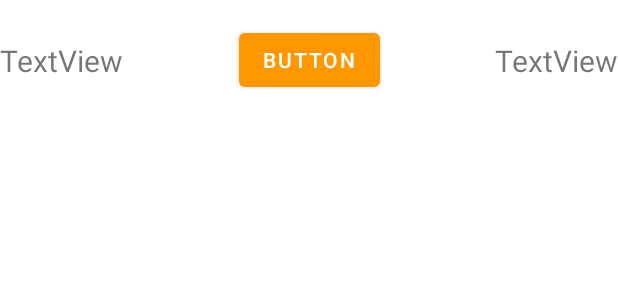
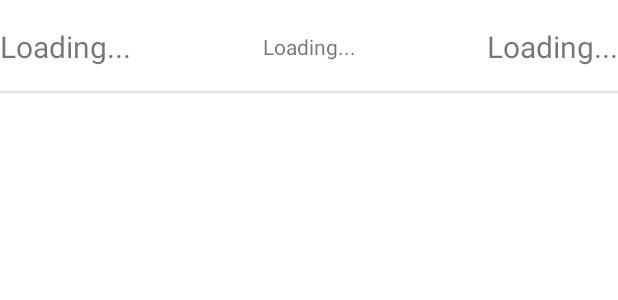
Before and after one commit to JohannesNicholas/UTAS-KIT305-StrokeRehab, an Android app: the layout list_view_item_three_text.xml on its own in the app's theme, with its tools: preview values and no code run, on a phone screen of 412 x 824 dp. Shown: the top 300 px of the screen. Run offline under Robolectric (Android 15) with nearby library versions, the phone set to English and light mode, and no system bars.

```diff
--- a/app/src/main/res/layout/list_view_item_three_text.xml
+++ b/app/src/main/res/layout/list_view_item_three_text.xml
@@ -5,13 +5,16 @@
     android:layout_width="match_parent"
     android:layout_height="wrap_content">
 
-    <Button
+    <TextView
         android:id="@+id/middle_text"
         android:layout_width="wrap_content"
         android:layout_height="wrap_content"
+        android:layout_marginStart="16dp"
         android:layout_marginTop="16dp"
+        android:layout_marginEnd="16dp"
         android:layout_marginBottom="16dp"
-        android:text="Button"
+        android:maxLines="1"
+        android:text="@string/loading"
         app:layout_constraintBottom_toBottomOf="parent"
         app:layout_constraintEnd_toEndOf="parent"
         app:layout_constraintStart_toStartOf="parent"
@@ -19,22 +22,36 @@
 
     <TextView
         android:id="@+id/right_text"
-        android:layout_width="wrap_content"
+        android:layout_width="0dp"
         android:layout_height="wrap_content"
-        android:text="TextView"
+        android:text="@string/loading"
+        android:textAlignment="viewEnd"
         android:textSize="20sp"
         app:layout_constraintBottom_toBottomOf="@+id/middle_text"
         app:layout_constraintEnd_toEndOf="parent"
-        app:layout_constraintTop_toTopOf="@+id/middle_text" />
+        app:layout_constraintStart_toEndOf="@+id/middle_text"
+        app:layout_constraintTop_toTopOf="@+id/middle_text"
+        android:maxLines="1"/>
 
     <TextView
         android:id="@+id/left_text"
-        android:layout_width="wrap_content"
+        android:layout_width="0dp"
         android:layout_height="wrap_content"
-        android:text="TextView"
+        android:text="@string/loading"
         android:textSize="20sp"
         app:layout_constraintBottom_toBottomOf="@+id/middle_text"
+        app:layout_constraintEnd_toStartOf="@+id/middle_text"
         app:layout_constraintStart_toStartOf="parent"
-        app:layout_constraintTop_toTopOf="@+id/middle_text" />
+        app:layout_constraintTop_toTopOf="@+id/middle_text"
+        android:maxLines="1"/>
+
+    <View
+        android:id="@+id/divider"
+        android:layout_width="match_parent"
+        android:layout_height="1dp"
+        android:layout_marginTop="16dp"
+        android:background="?android:attr/listDivider"
+        app:layout_constraintBottom_toBottomOf="parent"
+        app:layout_constraintTop_toBottomOf="@+id/left_text" />
 
 </androidx.constraintlayout.widget.ConstraintLayout>
--- a/app/src/main/res/values/strings.xml
+++ b/app/src/main/res/values/strings.xml
@@ -46,6 +46,7 @@
 
     <string name="hello_first_fragment">Hello first fragment</string>
     <string name="hello_second_fragment">Hello second fragment. Arg: %1$s</string>
+    <string name="loading">Loading...</string>
 
 
 </resources>
```
Also changed, not shown: app/src/main/java/au/edu/utas/joeyn/strokerehab/Record.kt (+4 -3 lines), app/src/main/java/au/edu/utas/joeyn/strokerehab/ui/NormalGame.kt (+6 -1 lines), app/src/main/java/au/edu/utas/joeyn/strokerehab/ui/history/HistoryFragment.kt (+70 -13 lines).
